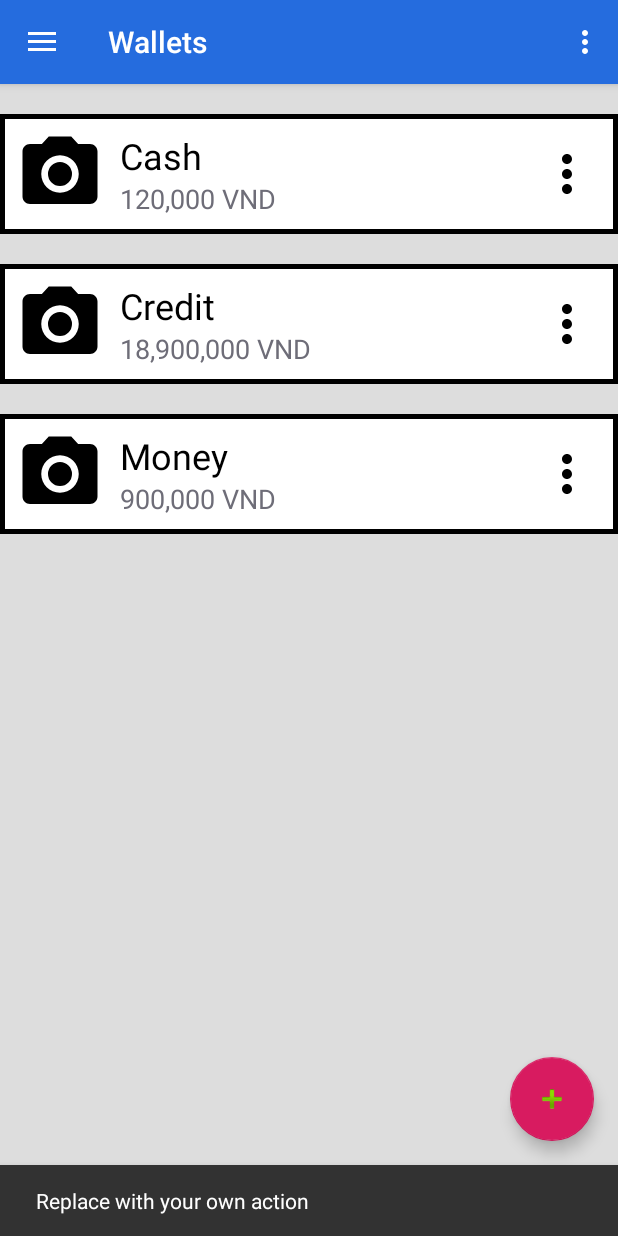
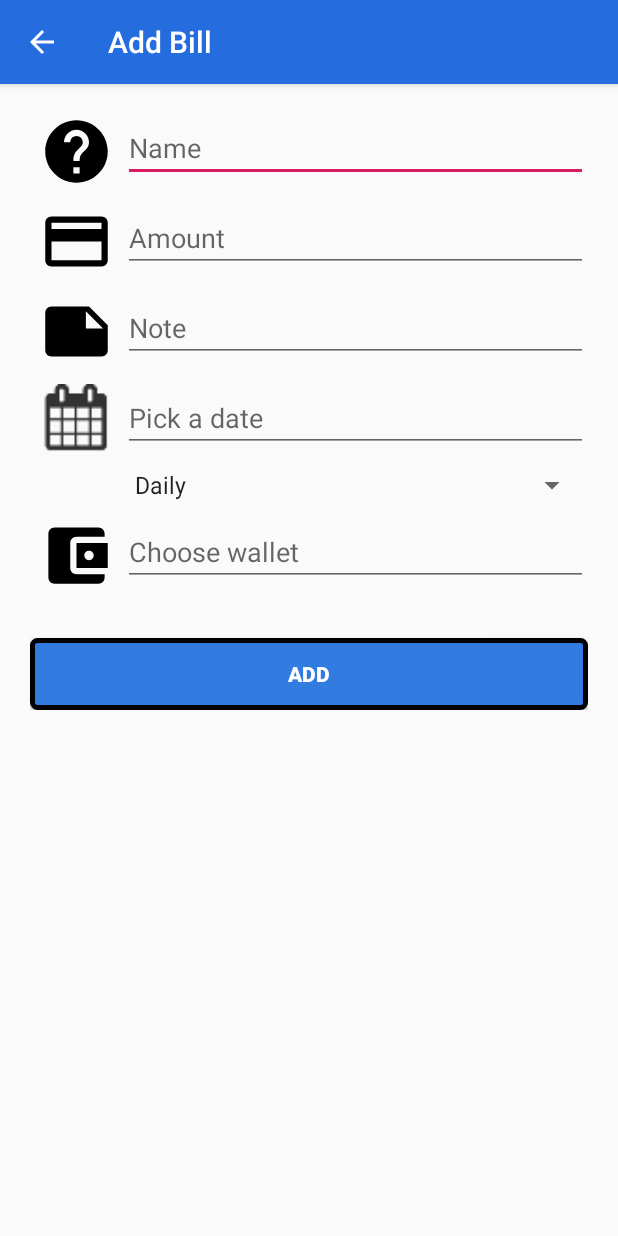
Before and after one commit to HuynhHongAn/MoneyLover2018, an Android app: the WalletsActivity screen opened directly, with no data from a screen before it, after a tap on an icon or button, on a phone screen of 412 x 824 dp. Run offline under Robolectric (Android 15) with nearby library versions, the light colour scheme and no system bars.

Commit message:
Finish add demo layout for create wallet and bill

```diff
--- /dev/null
+++ b/app/src/main/java/com/nmcnpm/nhom10/moneylover/BillCreateActivity.java
@@ -0,0 +1,32 @@
+package com.nmcnpm.nhom10.moneylover;
+
+import android.support.v7.app.AppCompatActivity;
+import android.os.Bundle;
+import android.widget.ArrayAdapter;
+import android.widget.Spinner;
+
+public class BillCreateActivity extends AppCompatActivity {
+
+    @Override
+    protected void onCreate(Bundle savedInstanceState) {
+        super.onCreate(savedInstanceState);
+        setContentView(R.layout.activity_bill_create);
+
+        getSupportActionBar().setDisplayHomeAsUpEnabled(true);
+
+        Spinner spinner = (Spinner) findViewById(R.id.languages_spinner);
+        // Create an ArrayAdapter using the string array and a default spinner layout
+        ArrayAdapter<CharSequence> adapter = ArrayAdapter.createFromResource(this,
+                R.array.type_array, android.R.layout.simple_spinner_item);
+        // Specify the layout to use when the list of choices appears
+        adapter.setDropDownViewResource(android.R.layout.simple_spinner_dropdown_item);
+        // Apply the adapter to the spinner
+        spinner.setAdapter(adapter);
+    }
+
+    @Override
+    public boolean onSupportNavigateUp(){
+        finish();
+        return true;
+    }
+}
--- a/app/src/main/java/com/nmcnpm/nhom10/moneylover/BillsActivity.java
+++ b/app/src/main/java/com/nmcnpm/nhom10/moneylover/BillsActivity.java
@@ -29,8 +29,10 @@ public class BillsActivity extends AppCompatActivity
         fab.setOnClickListener(new View.OnClickListener() {
             @Override
             public void onClick(View view) {
-                Snackbar.make(view, "Replace with your own action", Snackbar.LENGTH_LONG)
-                        .setAction("Action", null).show();
+//                Snackbar.make(view, "Replace with your own action", Snackbar.LENGTH_LONG)
+//                        .setAction("Action", null).show();
+                Intent i = new Intent(getApplicationContext(), BillCreateActivity.class);
+                startActivity(i);
             }
         });
 
--- a/app/src/main/java/com/nmcnpm/nhom10/moneylover/WalletsActivity.java
+++ b/app/src/main/java/com/nmcnpm/nhom10/moneylover/WalletsActivity.java
@@ -13,6 +13,8 @@ import android.support.v7.app.AppCompatActivity;
 import android.support.v7.widget.Toolbar;
 import android.view.Menu;
 import android.view.MenuItem;
+import android.widget.ArrayAdapter;
+import android.widget.Spinner;
 
 public class WalletsActivity extends AppCompatActivity
         implements NavigationView.OnNavigationItemSelectedListener {
@@ -29,10 +31,14 @@ public class WalletsActivity extends AppCompatActivity
         fab.setOnClickListener(new View.OnClickListener() {
             @Override
             public void onClick(View view) {
-                Snackbar.make(view, "Replace with your own action", Snackbar.LENGTH_LONG)
-                        .setAction("Action", null).show();
+//                Snackbar.make(view, "Replace with your own action", Snackbar.LENGTH_LONG)
+//                        .setAction("Action", null).show();
+
+                Intent i = new Intent(getApplicationContext(), BillCreateActivity.class);
+                startActivity(i);
             }
         });
+
 
         DrawerLayout drawer = (DrawerLayout) findViewById(R.id.drawer_layout);
         ActionBarDrawerToggle toggle = new ActionBarDrawerToggle(
--- /dev/null
+++ b/app/src/main/res/layout/activity_bill_create.xml
@@ -0,0 +1,186 @@
+<?xml version="1.0" encoding="utf-8"?>
+<LinearLayout xmlns:android="http://schemas.android.com/apk/res/android"
+    xmlns:app="http://schemas.android.com/apk/res-auto"
+    xmlns:tools="http://schemas.android.com/tools"
+    android:layout_width="match_parent"
+    android:layout_height="match_parent"
+    android:orientation="vertical"
+    tools:context=".TransactionCreateActivity">
+
+    <LinearLayout xmlns:android="http://schemas.android.com/apk/res/android"
+        xmlns:app="http://schemas.android.com/apk/res-auto"
+        xmlns:tools="http://schemas.android.com/tools"
+        android:layout_width="match_parent"
+        android:layout_height="match_parent"
+        app:layout_behavior="@string/appbar_scrolling_view_behavior"
+        tools:context=".TransactionCreateActivity"
+        tools:showIn="@layout/activity_transaction_create">
+
+        <ScrollView
+            xmlns:android="http://schemas.android.com/apk/res/android"
+            android:id="@+id/ScrollView01"
+            android:layout_width="match_parent"
+            android:layout_height="match_parent"
+            android:scrollbars="vertical">
+            <LinearLayout
+                android:layout_width="match_parent"
+                android:layout_height="wrap_content"
+                android:padding="20dp"
+                android:orientation="vertical">
+
+                <LinearLayout
+                    android:layout_width="match_parent"
+                    android:layout_height="wrap_content"
+                    android:orientation="horizontal"
+                    android:layout_marginBottom="10dp">
+
+                    <ImageView
+                        android:layout_width="0dp"
+                        android:layout_height="wrap_content"
+                        android:layout_weight="2"
+                        android:src="@drawable/ic_help_black_24dp"
+                        android:scaleType="fitCenter"
+                        android:minHeight="50dp"/>
+                    <EditText
+                        android:id="@+id/etName"
+                        android:layout_width="0dp"
+                        android:layout_height="wrap_content"
+                        android:layout_weight="10"
+                        android:hint="Name"/>
+
+                </LinearLayout>
+
+                <LinearLayout
+                    android:layout_width="match_parent"
+                    android:layout_height="wrap_content"
+                    android:orientation="horizontal"
+                    android:layout_marginBottom="10dp">
+
+                    <ImageView
+                        android:layout_width="0dp"
+                        android:layout_height="wrap_content"
+                        android:layout_weight="2"
+                        android:src="@drawable/ic_payment_black_24dp"
+                        android:scaleType="fitCenter"
+                        android:minHeight="50dp"/>
+                    <EditText
+                        android:id="@+id/etAmount"
+                        android:layout_width="0dp"
+                        android:layout_height="wrap_content"
+                        android:layout_weight="10"
+                        android:inputType="numberDecimal|numberSigned"
+                        android:hint="Amount"/>
+
+                </LinearLayout>
+
+                <LinearLayout
+                    android:layout_width="match_parent"
+                    android:layout_height="wrap_content"
+                    android:orientation="horizontal"
+                    android:layout_marginBottom="10dp">
+
+                    <ImageView
+                        android:layout_width="0dp"
+                        android:layout_height="wrap_content"
+                        android:layout_weight="2"
+                        android:src="@drawable/ic_note_black_24dp"
+                        android:scaleType="fitCenter"
+                        android:minHeight="50dp"/>
+                    <EditText
+                        android:id="@+id/etNote"
+                        android:layout_width="0dp"
+                        android:layout_height="wrap_content"
+                        android:layout_weight="10"
+
+                        android:hint="Note"/>
+
+                </LinearLayout>
+
+                <LinearLayout
+                    android:layout_width="match_parent"
+                    android:layout_height="wrap_content"
+                    android:orientation="horizontal"
+                    android:layout_marginBottom="10dp">
+
+                    <ImageView
+                        android:layout_width="0dp"
+                        android:layout_height="match_parent"
+                        android:layout_weight="2"
+                        android:src="@drawable/ic_calendar"
+                        android:scaleType="fitCenter"
+                        android:minHeight="50dp"
+                        android:minWidth="50dp"/>
+                    <EditText
+                        android:id="@+id/etDate"
+                        android:layout_width="0dp"
+                        android:layout_height="wrap_content"
+                        android:layout_weight="10"
+                        android:inputType="date"
+                        android:hint="Pick a date"/>
+
+                </LinearLayout>
+
+                <LinearLayout
+                    android:layout_width="match_parent"
+                    android:layout_height="wrap_content"
+                    android:orientation="horizontal"
+                    android:layout_marginBottom="10dp">
+
+                    <ImageView
+                        android:layout_width="0dp"
+                        android:layout_height="match_parent"
+                        android:layout_weight="2"
+                        android:scaleType="fitCenter"
+                        android:minHeight="50dp"
+                        android:minWidth="50dp"/>
+                    <Spinner
+                        android:id="@+id/languages_spinner"
+                        android:layout_width="0dp"
+                        android:layout_height="wrap_content"
+                        android:layout_weight="10"
+                        android:layout_gravity="center" />
+
+
+                </LinearLayout>
+
+                <LinearLayout
+                    android:layout_width="match_parent"
+                    android:layout_height="wrap_content"
+                    android:orientation="horizontal"
+                    android:layout_marginBottom="10dp">
+
+                    <ImageView
+                        android:layout_width="0dp"
+                        android:layout_height="wrap_content"
+                        android:layout_weight="2"
+                        android:src="@drawable/ic_account_balance_wallet_black_24dp"
+                        android:scaleType="fitCenter"
+                        android:minHeight="50dp"/>
+                    <EditText
+                        android:id="@+id/etWallet"
+                        android:layout_width="0dp"
+                        android:layout_height="wrap_content"
+                        android:layout_weight="10"
+                        android:hint="Choose wallet"/>
+
+                </LinearLayout>
+
+
+
+
+                <Button
+                    android:id="@+id/btnCreate"
+                    android:layout_width="match_parent"
+                    android:layout_height="wrap_content"
+                    android:background="@drawable/button_bg_primary"
+                    android:text="Add"
+                    android:layout_marginTop="20dp"
+                    android:textStyle="bold"
+                    android:textColor="#fff"/>
+
+            </LinearLayout>
+        </ScrollView>
+
+    </LinearLayout>
+
+</LinearLayout>
--- a/app/src/main/res/values/strings.xml
+++ b/app/src/main/res/values/strings.xml
@@ -117,6 +117,13 @@
         <item>Baht (฿)</item>
     </string-array>
 
+    <string-array name="type_array">
+        <item>Daily</item>
+        <item>Monthly</item>
+        <item>Yearly</item>
+        <item>By season</item>
+    </string-array>
+
     <string-array name="currency_list_values">
         <item>0</item>
         <item>1</item>
```
Also changed, not shown: app/src/main/AndroidManifest.xml (+10 -4 lines), app/src/main/java/com/nmcnpm/nhom10/moneylover/WalletCreateActivity.java (added, +33 -0 lines), app/src/main/res/layout/activity_wallet_create.xml (added, +114 -0 lines).
